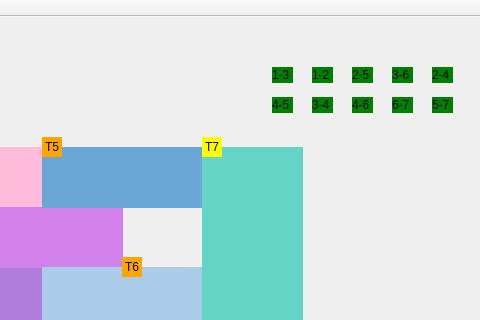
Qt form mainwindow.ui (emillicosta/simuladortrem) before a commit; both pictures show x 248 to 728 and y 0 to 320 of the 728 by 523 pixel window.
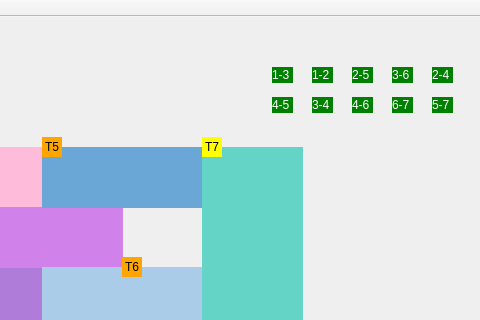
The same form after that commit.

What changed in the file:
```diff
--- a/mainwindow.ui
+++ b/mainwindow.ui
@@ -250,8 +250,8 @@
      </rect>
     </property>
     <property name="styleSheet">
-     <string notr="true">background-color: green
-</string>
+     <string notr="true">background-color: green;
+color: white;</string>
     </property>
     <property name="text">
      <string>2-5</string>
@@ -267,9 +267,8 @@
      </rect>
     </property>
     <property name="styleSheet">
-     <string notr="true">background-color: green
-
-</string>
+     <string notr="true">background-color: green;
+color: white;</string>
     </property>
     <property name="text">
      <string>3-6</string>
@@ -285,7 +284,8 @@
      </rect>
     </property>
     <property name="styleSheet">
-     <string notr="true">background-color: green</string>
+     <string notr="true">background-color: green;
+color: white;</string>
     </property>
     <property name="text">
      <string>2-4</string>
@@ -301,7 +301,8 @@
      </rect>
     </property>
     <property name="styleSheet">
-     <string notr="true">background-color: green</string>
+     <string notr="true">background-color: green;
+color: white;</string>
     </property>
     <property name="text">
      <string>1-3</string>
@@ -317,7 +318,8 @@
      </rect>
     </property>
     <property name="styleSheet">
-     <string notr="true">background-color: green
+     <string notr="true">background-color: green;
+color: white;
 </string>
     </property>
     <property name="text">
@@ -334,7 +336,8 @@
      </rect>
     </property>
     <property name="styleSheet">
-     <string notr="true">background-color: green
+     <string notr="true">background-color: green;
+color: white;
 </string>
     </property>
     <property name="text">
@@ -351,7 +354,8 @@
      </rect>
     </property>
     <property name="styleSheet">
-     <string notr="true">background-color: green</string>
+     <string notr="true">background-color: green;
+color: white;</string>
     </property>
     <property name="text">
      <string>4-6</string>
@@ -367,7 +371,8 @@
      </rect>
     </property>
     <property name="styleSheet">
-     <string notr="true">background-color: green</string>
+     <string notr="true">background-color: green;
+color: white;</string>
     </property>
     <property name="text">
      <string>6-7</string>
@@ -383,7 +388,8 @@
      </rect>
     </property>
     <property name="styleSheet">
-     <string notr="true"> background-color: green</string>
+     <string notr="true"> background-color: green;
+color: white;s</string>
     </property>
     <property name="text">
      <string>5-7</string>
@@ -399,7 +405,8 @@
      </rect>
     </property>
     <property name="styleSheet">
-     <string notr="true">background-color: green</string>
+     <string notr="true">background-color: green;
+color: white;</string>
     </property>
     <property name="text">
      <string>1-2</string>
```
Left out of the diff: 2 changed lines with no effect on the pictures.
